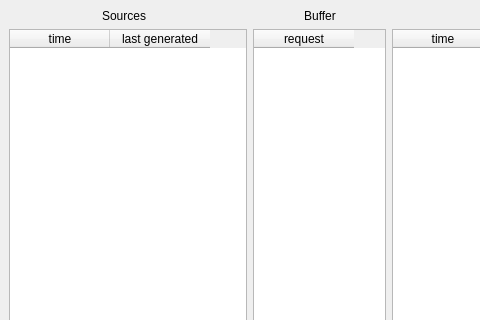
Above: stepbystepwindow.ui from muzzy404/SMO-5sem before the change; both pictures show x 0 to 480 and y 0 to 320 of the 640 by 580 pixel window. Below: the same form after it.
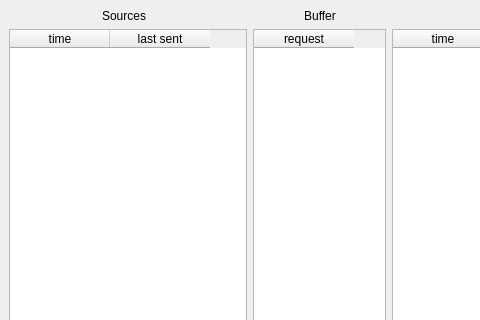
That is the form after the change.

What changed in the file:
```diff
--- a/stepbystepwindow.ui
+++ b/stepbystepwindow.ui
@@ -186,7 +186,7 @@
         </column>
         <column>
          <property name="text">
-          <string>last generated</string>
+          <string>last sent</string>
          </property>
         </column>
        </widget>
```
